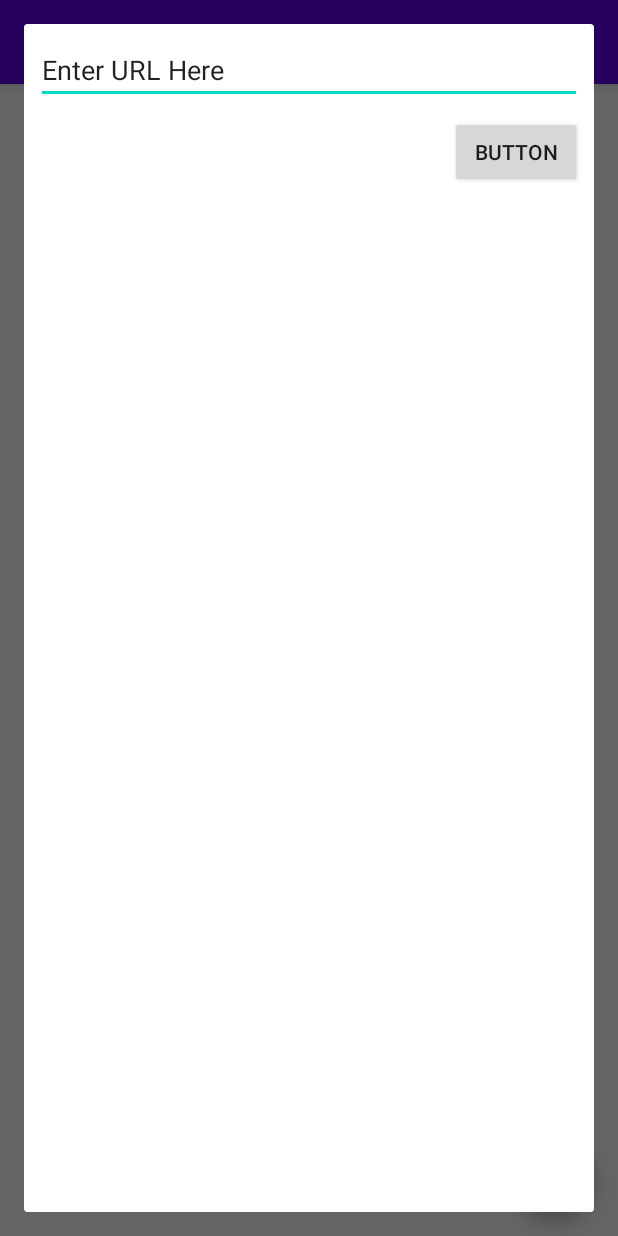
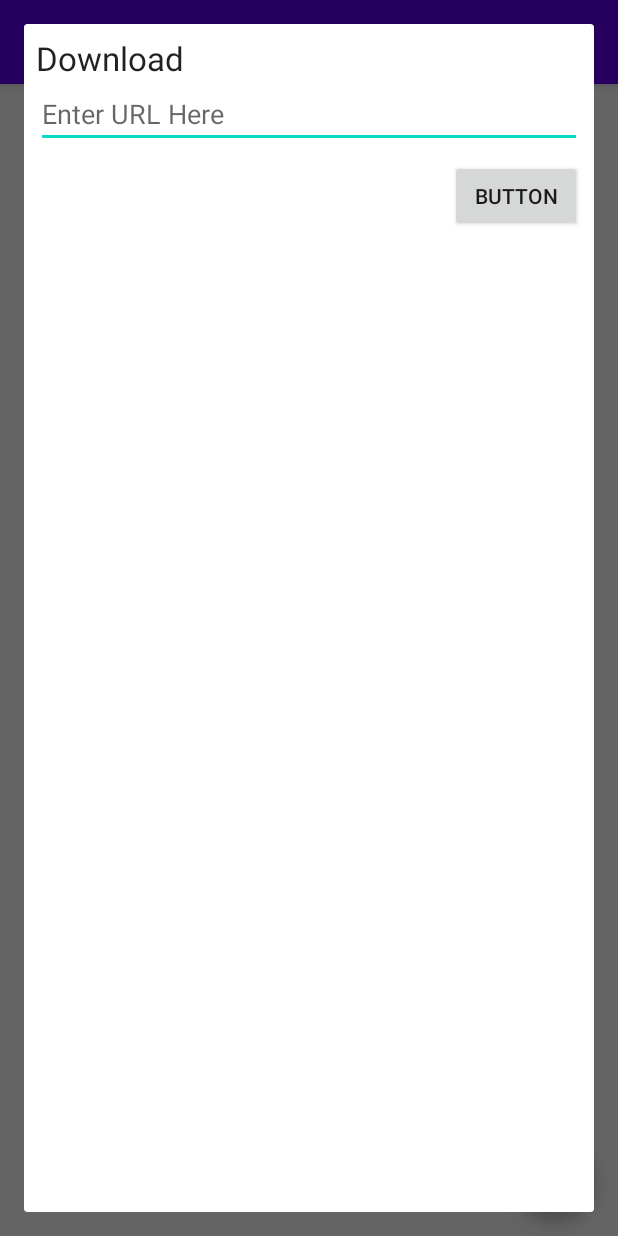
Before and after one commit to RaymondSalim/Reddit-Downloader, an Android app: the screen it shows after launch (MainActivity), after a tap on an icon or button, on a phone screen of 412 x 824 dp. Run offline under Robolectric (Android 15) with nearby library versions, the phone set to English and light mode, and no system bars.

Commit message:
- Added dialog header

```diff
--- a/app/src/main/res/layout/downloadalertdialog.xml
+++ b/app/src/main/res/layout/downloadalertdialog.xml
@@ -11,12 +11,13 @@
         android:layout_width="0dp"
         android:layout_height="wrap_content"
         android:layout_marginStart="8dp"
-        android:layout_marginTop="8dp"
         android:layout_marginEnd="8dp"
-        android:text="Enter URL Here"
+        android:autoSizeTextType="uniform"
+        android:gravity="left"
+        android:hint="Enter URL Here"
         app:layout_constraintEnd_toEndOf="parent"
         app:layout_constraintStart_toStartOf="parent"
-        app:layout_constraintTop_toTopOf="parent" />
+        app:layout_constraintTop_toBottomOf="@+id/textView" />
 
     <Button
         android:id="@+id/downloadButton"
@@ -27,4 +28,17 @@
         android:text="Button"
         app:layout_constraintEnd_toEndOf="parent"
         app:layout_constraintTop_toBottomOf="@+id/urlDownload" />
+
+    <TextView
+        android:id="@+id/textView"
+        android:layout_width="wrap_content"
+        android:layout_height="wrap_content"
+        android:layout_marginStart="8dp"
+        android:layout_marginTop="8dp"
+        android:text="Download "
+        android:textAppearance="@style/TextAppearance.AppCompat.Large"
+        app:layout_constraintStart_toStartOf="parent"
+        app:layout_constraintTop_toTopOf="parent" />
+
+
 </androidx.constraintlayout.widget.ConstraintLayout>
```
